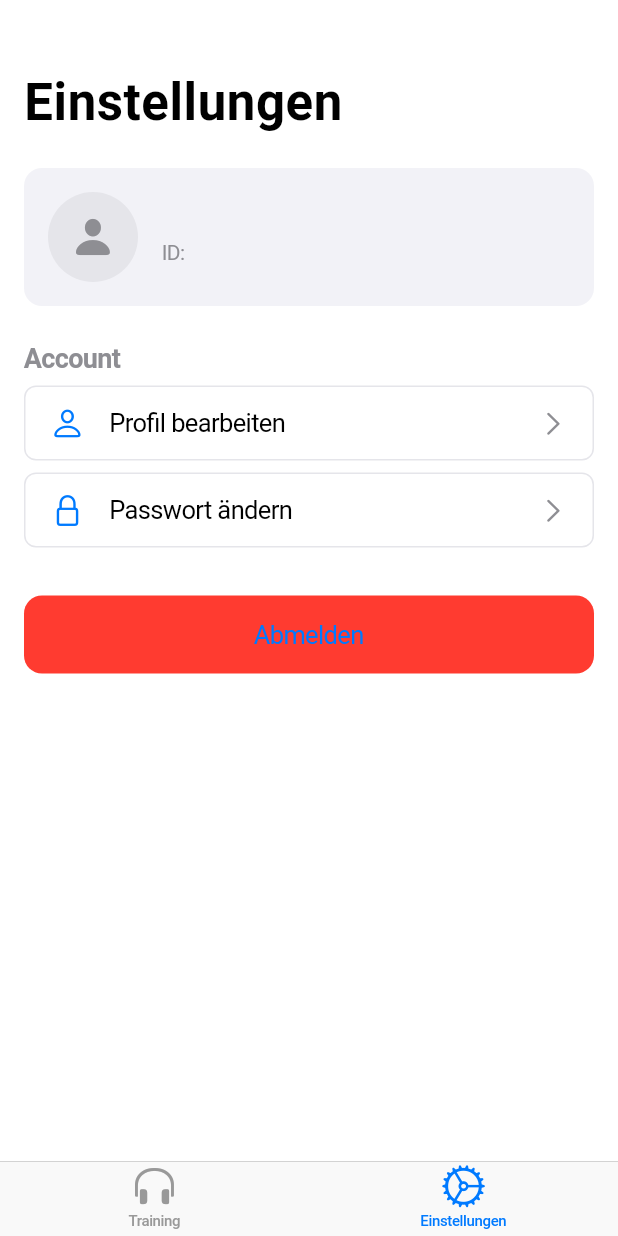
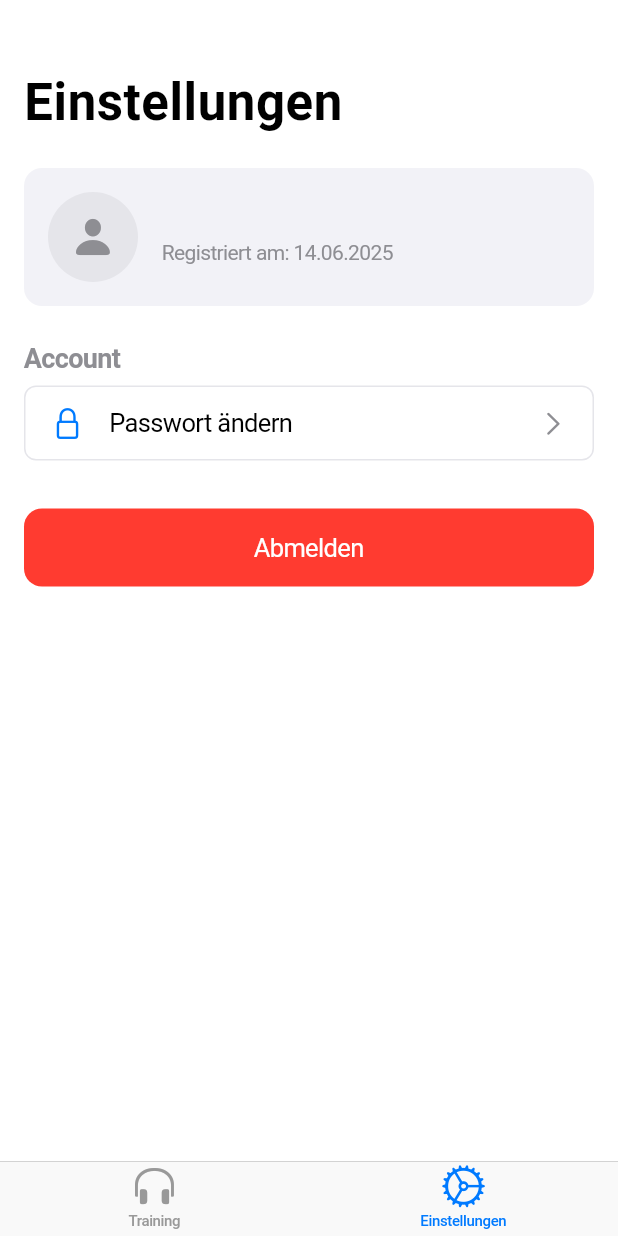
Before and after one commit to NickLammerskitten/PowerPlan-App, a Flutter app: the screen it shows once a user with an empty profile is signed in, item 2 of the bottom bar chosen, on a phone screen of 412 x 824 dp. Run offline on Flutter 3.47's test engine with Material 3 defaults, Android fonts, the phone set to English and light mode, and no system bars; our stand-ins replace supabase_flutter; accounts and stored records are empty; network calls fail.

Commit message:
Display Registered date and fix button text color

```diff
--- /dev/null
+++ b/lib/services/date_formatting_service.dart
@@ -0,0 +1,16 @@
+import 'package:intl/intl.dart';
+
+class DateFormattingService {
+
+  String formatDate(String? dateString) {
+    if (dateString == null) return 'Nicht verfügbar';
+
+    try {
+      final dateTime = DateTime.parse(dateString);
+
+      return DateFormat('dd.MM.yyyy').format(dateTime);
+    } catch (e) {
+      return 'Ungültiges Datum';
+    }
+  }
+}
--- a/lib/settings_tab.dart
+++ b/lib/settings_tab.dart
@@ -1,5 +1,6 @@
 import 'package:flutter/cupertino.dart';
 import 'package:power_plan_fe/services/auth/auth_service.dart';
+import 'package:power_plan_fe/services/date_formatting_service.dart';
 import 'package:provider/provider.dart';
 
 class SettingsTab extends StatefulWidget {
@@ -15,11 +16,11 @@ class _SettingsTabState extends State<SettingsTab> {
     final authModel = Provider.of<AuthService>(context);
     final user = authModel.user;
 
+    final dateFormattingService = DateFormattingService();
+
     return CustomScrollView(
       slivers: <Widget>[
-        CupertinoSliverNavigationBar(
-          largeTitle: const Text('Einstellungen'),
-        ),
+        CupertinoSliverNavigationBar(largeTitle: const Text('Einstellungen')),
         SliverSafeArea(
           top: false,
           minimum: const EdgeInsets.all(16),
@@ -55,14 +56,14 @@ class _SettingsTabState extends State<SettingsTab> {
                           crossAxisAlignment: CrossAxisAlignment.start,
                           children: [
                             Text(
-                              user?.email ?? 'Kein E-Mail',
+                              user?.email ?? 'Nicht verfügbar',
                               style: const TextStyle(
                                 fontSize: 18,
                                 fontWeight: FontWeight.bold,
                               ),
                             ),
                             Text(
-                              'ID: ${user?.id ?? 'Nicht verfügbar'}',
+                              'Registriert am: ${dateFormattingService.formatDate(user?.createdAt)}',
                               style: const TextStyle(
                                 fontSize: 14,
                                 color: CupertinoColors.systemGrey,
@@ -88,16 +89,6 @@ class _SettingsTabState extends State<SettingsTab> {
                 ),
                 const SizedBox(height: 8),
 
-                // Profil bearbeiten
-                _buildSettingsItem(
-                  context,
-                  icon: CupertinoIcons.person,
-                  title: 'Profil bearbeiten',
-                  onTap: () {
-                    // TODO: Zur Profilbearbeitungsseite navigieren
-                  },
-                ),
-
                 // Passwort ändern
                 _buildSettingsItem(
                   context,
@@ -121,7 +112,9 @@ class _SettingsTabState extends State<SettingsTab> {
                         context: context,
                         builder: (context) => CupertinoAlertDialog(
                           title: const Text('Abmelden'),
-                          content: const Text('Möchten Sie sich wirklich abmelden?'),
+                          content: const Text(
+                            'Möchten Sie sich wirklich abmelden?',
+                          ),
                           actions: [
                             CupertinoDialogAction(
                               child: const Text('Abbrechen'),
@@ -139,7 +132,10 @@ class _SettingsTabState extends State<SettingsTab> {
                         ),
                       );
                     },
-                    child: const Text('Abmelden'),
+                    child: const Text(
+                      'Abmelden',
+                      style: TextStyle(color: CupertinoColors.white),
+                    ),
                   ),
                 ),
               ],
@@ -151,11 +147,11 @@ class _SettingsTabState extends State<SettingsTab> {
   }
 
   Widget _buildSettingsItem(
-      BuildContext context, {
-        required IconData icon,
-        required String title,
-        required VoidCallback onTap,
-      }) {
+    BuildContext context, {
+    required IconData icon,
+    required String title,
+    required VoidCallback onTap,
+  }) {
     return GestureDetector(
       onTap: onTap,
       child: Container(
```
